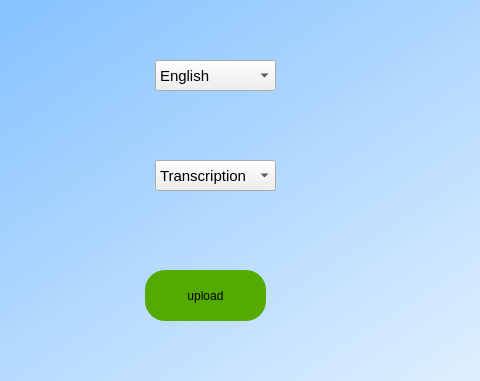
Old version of the form output/main/screens/settings.ui in the repository Ask-kita/Ask-kita-modes; both pictures show x 425 to 905 and y 190 to 571 of the 1200 by 800 pixel window.
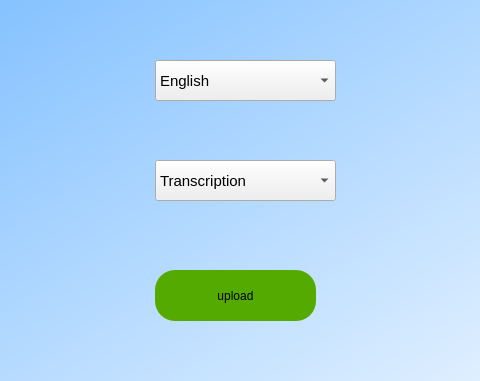
New version of the form.

Patch:
```diff
--- a/output/main/screens/settings.ui
+++ b/output/main/screens/settings.ui
@@ -118,8 +118,8 @@
      <rect>
       <x>580</x>
       <y>250</y>
-      <width>121</width>
-      <height>31</height>
+      <width>181</width>
+      <height>41</height>
      </rect>
     </property>
     <property name="font">
@@ -143,8 +143,8 @@
      <rect>
       <x>580</x>
       <y>350</y>
-      <width>121</width>
-      <height>31</height>
+      <width>181</width>
+      <height>41</height>
      </rect>
     </property>
     <property name="font">
@@ -166,9 +166,9 @@
    <widget class="QPushButton" name="upload">
     <property name="geometry">
      <rect>
-      <x>570</x>
+      <x>580</x>
       <y>460</y>
-      <width>121</width>
+      <width>161</width>
       <height>51</height>
      </rect>
     </property>
```
